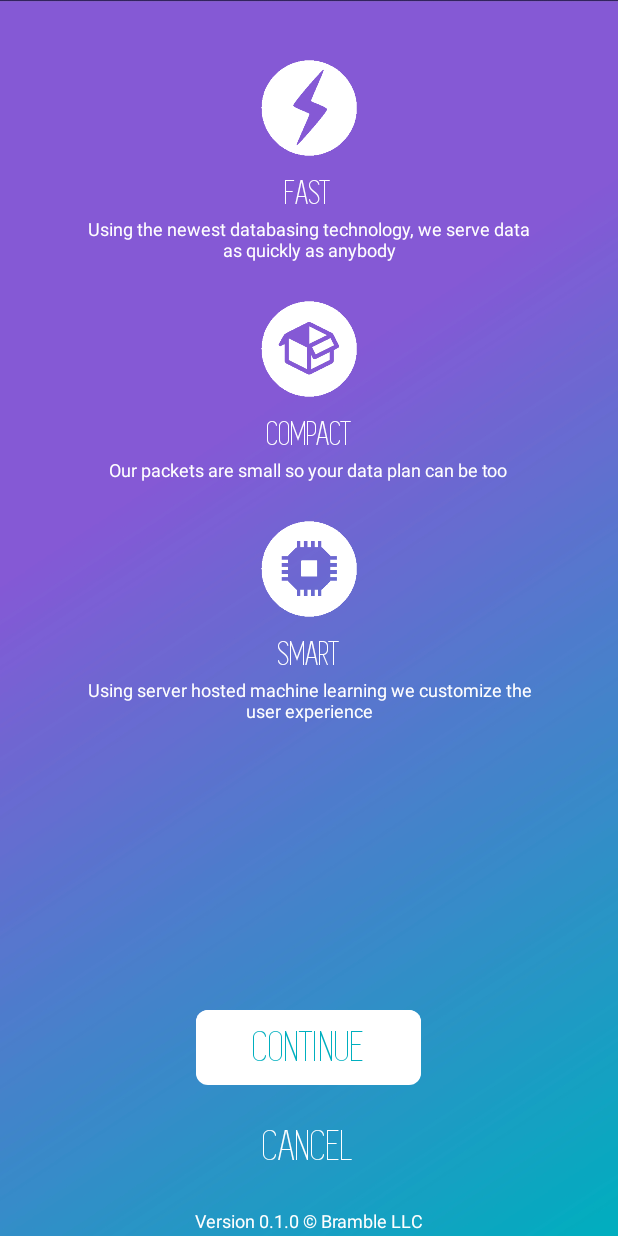
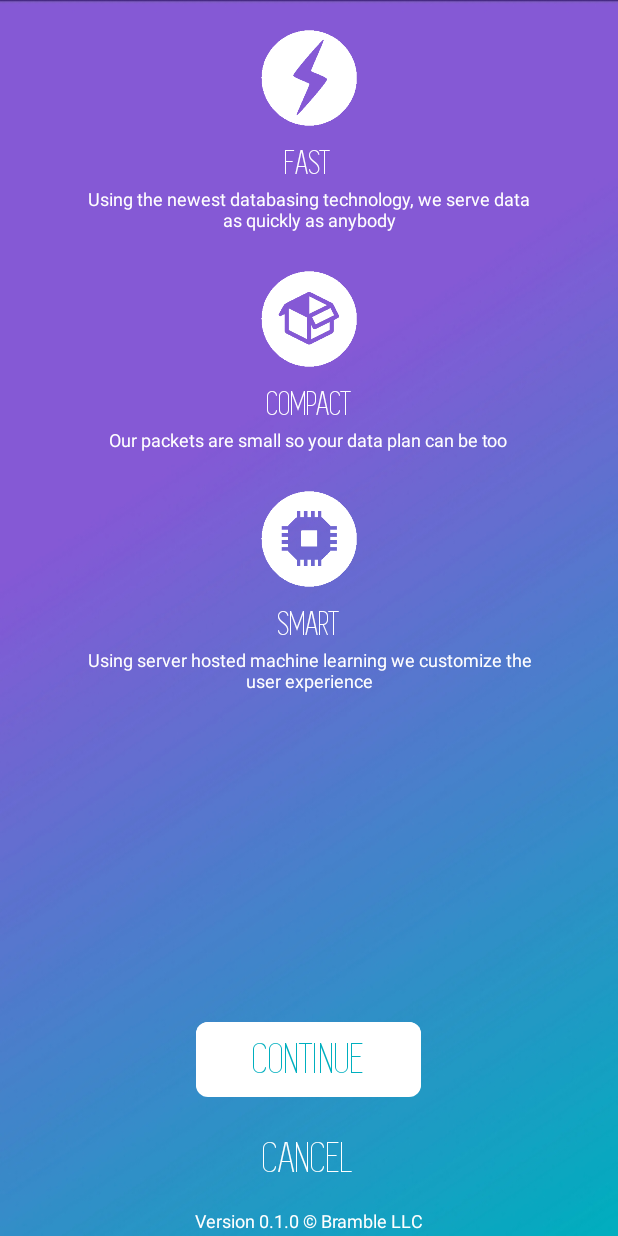
Before and after one commit to emmax86/HackAZ-2016, an Android app: the Propoganda screen opened directly, with no data from a screen before it, on a phone screen of 412 x 824 dp. Run offline under Robolectric (Android 15) with nearby library versions, the light colour scheme and no system bars; libraries missing offline, so code that uses them is left out: com.afollestad.materialdialogs.

Commit message:
steve swag

```diff
--- a/android/app/src/main/java/com/bramblellc/myapplication/activities/Landing.java
+++ b/android/app/src/main/java/com/bramblellc/myapplication/activities/Landing.java
@@ -75,7 +75,7 @@ public class Landing extends Activity {
 
     public void init() {
         animateTextView(0,1000,usersText);
-        animateTextView(0,1000,dogsText);
+        animateTextView(0,2000,dogsText);
         boolean setup = getIntent().getBooleanExtra("setup", false);
         if (setup) {
             new MaterialDialog.Builder(this)
--- a/android/app/src/main/res/layout/account_portal_layout.xml
+++ b/android/app/src/main/res/layout/account_portal_layout.xml
@@ -6,7 +6,7 @@
     android:paddingRight="0dp"
     android:paddingBottom="2dp"
     android:paddingTop="55dp"
-    android:background="@drawable/login_background"
+    android:background="@mipmap/login_background"
     android:imeOptions="actionDone">
 
     <ImageView
--- a/android/app/src/main/res/layout/landing_layout.xml
+++ b/android/app/src/main/res/layout/landing_layout.xml
@@ -6,7 +6,7 @@
     android:paddingLeft="8dp"
     android:paddingRight="8dp"
     android:paddingBottom="2dp"
-    android:background="@drawable/login_background"
+    android:background="@mipmap/login_background"
     android:id="@+id/background">
 
     <ImageButton
--- a/android/app/src/main/res/layout/log_in_layout.xml
+++ b/android/app/src/main/res/layout/log_in_layout.xml
@@ -7,7 +7,7 @@
     android:paddingRight="@dimen/list_activity_horizontal_margin"
     android:paddingBottom="2dp"
     android:paddingTop="@dimen/list_activity_vertical_margin"
-    android:background="@drawable/login_background"
+    android:background="@mipmap/login_background"
     tools:context="com.bramble.kickback.activities.SplashScreen"
     android:imeOptions="actionDone">
 
@@ -21,7 +21,7 @@
         <com.bramblellc.myapplication.layouts.TextViewWithTypeface
             android:layout_width="wrap_content"
             android:layout_height="wrap_content"
-            android:paddingTop="32dp"
+            android:paddingTop="30dp"
             android:paddingBottom="32dp"
             android:text="LOG IN"
             android:textColor="@color/white"
@@ -114,7 +114,7 @@
 
     <Space
         android:layout_width="fill_parent"
-        android:layout_height="@dimen/space_height"
+        android:layout_height="8dp"
         android:layout_above="@+id/copyright"
         android:id="@+id/space_5"/>
 
--- a/android/app/src/main/res/layout/propoganda_layout.xml
+++ b/android/app/src/main/res/layout/propoganda_layout.xml
@@ -5,12 +5,12 @@
     android:paddingLeft="8dp"
     android:paddingRight="8dp"
     android:paddingBottom="2dp"
-    android:background="@drawable/login_background"
+    android:background="@mipmap/login_background"
     android:id="@+id/background">
 
     <Space
         android:layout_width="fill_parent"
-        android:layout_height="24dp"
+        android:layout_height="4dp"
         android:layout_alignParentTop="true"
         android:id="@+id/space_1"/>
 
@@ -161,7 +161,7 @@
 
     <Space
         android:layout_width="fill_parent"
-        android:layout_height="@dimen/space_height"
+        android:layout_height="8dp"
         android:layout_above="@+id/copyright"
         android:id="@+id/space_5"/>
 
--- a/android/app/src/main/res/layout/settings_layout.xml
+++ b/android/app/src/main/res/layout/settings_layout.xml
@@ -29,7 +29,7 @@
         android:layout_width="fill_parent"
         android:layout_height="@dimen/list_item_height"
         android:layout_below="@+id/my_dogs_full_width_button"
-        android:text="Phone protection services"
+        android:text="Emergency Contact"
         app:lowerLine="true" />
 
     <com.bramblellc.myapplication.layouts.FullWidthButton
--- a/android/app/src/main/res/layout/sign_up_layout.xml
+++ b/android/app/src/main/res/layout/sign_up_layout.xml
@@ -7,7 +7,7 @@
     android:paddingRight="@dimen/list_activity_horizontal_margin"
     android:paddingBottom="2dp"
     android:paddingTop="@dimen/activity_vertical_margin"
-    android:background="@drawable/login_background"
+    android:background="@mipmap/login_background"
     tools:context="com.bramble.kickback.activities.SplashScreen"
     android:imeOptions="actionDone">
 
@@ -21,7 +21,7 @@
         <com.bramblellc.myapplication.layouts.TextViewWithTypeface
             android:layout_width="wrap_content"
             android:layout_height="wrap_content"
-            android:paddingTop="32dp"
+            android:paddingTop="30dp"
             android:paddingBottom="32dp"
             android:text="SIGN UP"
             android:textColor="@color/white"
@@ -134,7 +134,7 @@
 
     <Space
         android:layout_width="fill_parent"
-        android:layout_height="@dimen/space_height"
+        android:layout_height="8dp"
         android:layout_above="@+id/copyright"
         android:id="@+id/space_5"/>
 
--- a/android/app/src/main/res/layout/splashscreen_layout.xml
+++ b/android/app/src/main/res/layout/splashscreen_layout.xml
@@ -6,7 +6,7 @@
     android:paddingRight="0dp"
     android:paddingTop="55dp"
     android:paddingBottom="2dp"
-    android:background="@drawable/login_background">
+    android:background="@mipmap/login_background">
 
     <ImageView
         android:layout_width="80dp"
```
Also changed, not shown: android/app/src/main/res/drawable/login_background.jpg (deleted), android/app/src/main/res/mipmap-hdpi/login_background.jpg (added), android/app/src/main/res/mipmap-mdpi/login_background.jpg (added), android/app/src/main/res/mipmap-xhdpi/login_background.jpg (added), android/app/src/main/res/mipmap-xxhdpi/login_background.jpg (added), android/app/src/main/res/mipmap-xxxhdpi/login_background.jpg (added).
